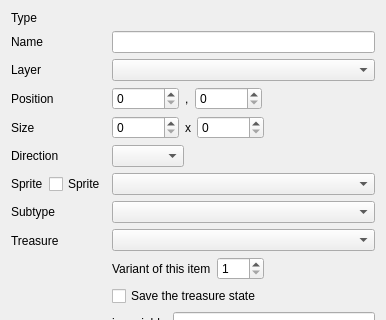
Above: src/gui/edit_entity_dialog.ui from solarus-games/solarus-quest-editor before the change; both pictures show x 0 to 386 and y 0 to 320 of the 386 by 620 pixel window. Below: the same form after it.
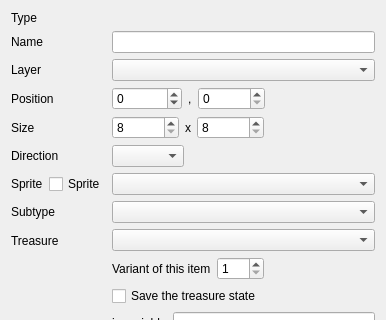
That is the form after the change. Custom widgets are drawn as their Qt base class.

Commit message: Adjust position and size spinboxes

Diff of the .ui file:
```diff
--- a/src/gui/edit_entity_dialog.ui
+++ b/src/gui/edit_entity_dialog.ui
@@ -89,6 +89,21 @@
         </property>
         <item>
          <widget class="QSpinBox" name="x_field">
+          <property name="sizePolicy">
+           <sizepolicy hsizetype="Minimum" vsizetype="Fixed">
+            <horstretch>0</horstretch>
+            <verstretch>0</verstretch>
+           </sizepolicy>
+          </property>
+          <property name="maximumSize">
+           <size>
+            <width>70</width>
+            <height>16777215</height>
+           </size>
+          </property>
+          <property name="minimum">
+           <number>-999999</number>
+          </property>
           <property name="maximum">
            <number>999999</number>
           </property>
@@ -106,6 +121,12 @@
         </item>
         <item>
          <widget class="QSpinBox" name="y_field">
+          <property name="maximumSize">
+           <size>
+            <width>70</width>
+            <height>16777215</height>
+           </size>
+          </property>
           <property name="maximum">
            <number>999999</number>
           </property>
@@ -154,6 +175,15 @@
         </property>
         <item>
          <widget class="QSpinBox" name="width_field">
+          <property name="maximumSize">
+           <size>
+            <width>70</width>
+            <height>16777215</height>
+           </size>
+          </property>
+          <property name="minimum">
+           <number>8</number>
+          </property>
           <property name="maximum">
            <number>999999</number>
           </property>
@@ -171,6 +201,15 @@
         </item>
         <item>
          <widget class="QSpinBox" name="height_field">
+          <property name="maximumSize">
+           <size>
+            <width>70</width>
+            <height>16777215</height>
+           </size>
+          </property>
+          <property name="minimum">
+           <number>8</number>
+          </property>
           <property name="maximum">
            <number>999999</number>
           </property>
```
The commit also changes 1 other file.
